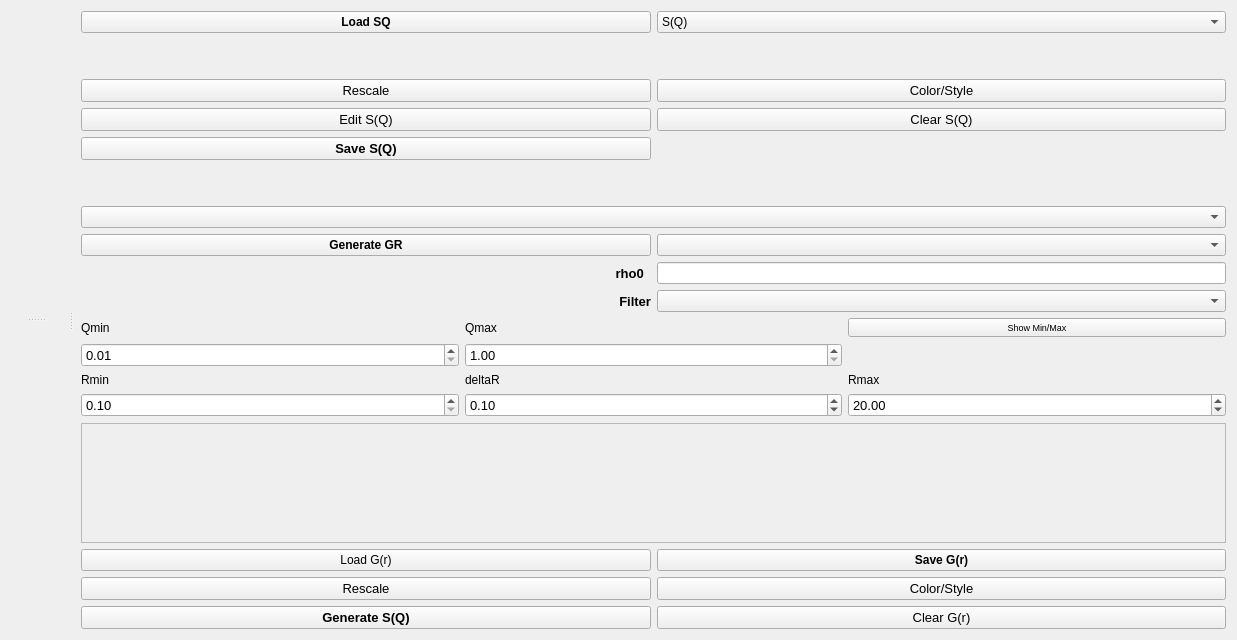
neutrons/addie, file addie/ui/splitui_calculategr_tab.ui: the form before one commit.
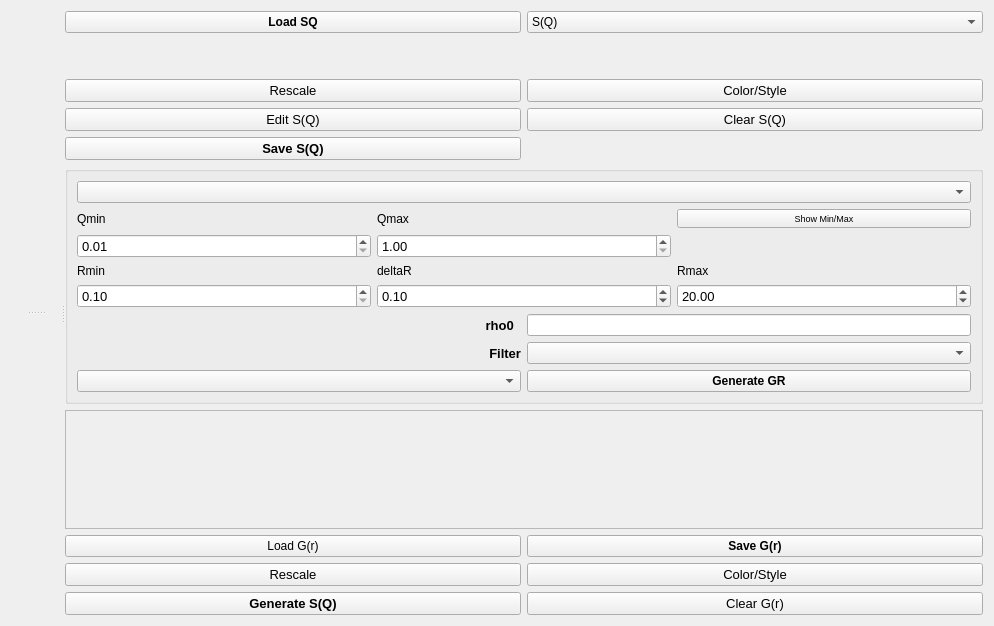
The form after the commit.

Commit message: Improved layout of widgets related to calculation of G(R). Improved the workflow by moving the calculate G(R) button after the options. This refs #207

Patch:
```diff
--- a/addie/ui/splitui_calculategr_tab.ui
+++ b/addie/ui/splitui_calculategr_tab.ui
@@ -6,26 +6,35 @@
    <rect>
     <x>0</x>
     <y>0</y>
-    <width>1237</width>
-    <height>640</height>
+    <width>994</width>
+    <height>622</height>
    </rect>
   </property>
   <property name="windowTitle">
    <string>Form</string>
   </property>
-  <layout class="QVBoxLayout" name="verticalLayout">
+  <layout class="QVBoxLayout" name="verticalLayout_2">
    <item>
-    <widget class="QSplitter" name="splitter_5">
+    <widget class="QSplitter" name="splitter">
+     <property name="sizePolicy">
+      <sizepolicy hsizetype="Preferred" vsizetype="Preferred">
+       <horstretch>0</horstretch>
+       <verstretch>0</verstretch>
+      </sizepolicy>
+     </property>
      <property name="lineWidth">
-      <number>8</number>
+      <number>1</number>
      </property>
      <property name="orientation">
       <enum>Qt::Horizontal</enum>
      </property>
-     <property name="handleWidth">
-      <number>20</number>
-     </property>
      <widget class="QSplitter" name="splitter_4">
+      <property name="sizePolicy">
+       <sizepolicy hsizetype="Expanding" vsizetype="Expanding">
+        <horstretch>0</horstretch>
+        <verstretch>0</verstretch>
+       </sizepolicy>
+      </property>
       <property name="orientation">
        <enum>Qt::Vertical</enum>
       </property>
@@ -58,9 +67,7 @@
        </property>
       </widget>
      </widget>
-     <widget class="QWidget" name="layoutWidget">
-      <layout class="QVBoxLayout" name="verticalLayout_17">
-       <item>
+     <widget class="QWidget" name="">
         <layout class="QVBoxLayout" name="verticalLayout_42">
          <item>
           <layout class="QGridLayout" name="gridLayout_18">
@@ -189,102 +196,14 @@
           </layout>
          </item>
          <item>
-          <spacer name="verticalSpacer_36">
-           <property name="orientation">
-            <enum>Qt::Vertical</enum>
-           </property>
-           <property name="sizeType">
-            <enum>QSizePolicy::Preferred</enum>
-           </property>
-           <property name="sizeHint" stdset="0">
-            <size>
-             <width>20</width>
-             <height>40</height>
-            </size>
-           </property>
-          </spacer>
-         </item>
+        <widget class="QGroupBox" name="groupBox">
+         <property name="title">
+          <string/>
+         </property>
+         <layout class="QVBoxLayout" name="verticalLayout">
          <item>
           <widget class="QComboBox" name="comboBox_SofQ"/>
          </item>
-         <item>
-          <layout class="QGridLayout" name="gridLayout_2">
-           <item row="0" column="0">
-            <widget class="QPushButton" name="pushButton_generateGR">
-             <property name="font">
-              <font>
-               <weight>75</weight>
-               <bold>true</bold>
-              </font>
-             </property>
-             <property name="text">
-              <string>Generate GR</string>
-             </property>
-            </widget>
-           </item>
-           <item row="0" column="1">
-            <widget class="QComboBox" name="comboBox_pdfType">
-             <property name="toolTip">
-              <string>&lt;html&gt;&lt;head/&gt;&lt;body&gt;&lt;p&gt;PDF Type&lt;/p&gt;&lt;/body&gt;&lt;/html&gt;</string>
-             </property>
-            </widget>
-           </item>
-           <item row="2" column="0">
-            <layout class="QHBoxLayout" name="horizontalLayout_18">
-             <item>
-              <widget class="QLabel" name="label_4">
-               <property name="font">
-                <font>
-                 <pointsize>10</pointsize>
-                 <weight>75</weight>
-                 <bold>true</bold>
-                </font>
-               </property>
-               <property name="layoutDirection">
-                <enum>Qt::LeftToRight</enum>
-               </property>
-               <property name="text">
-                <string>rho0  </string>
-               </property>
-               <property name="alignment">
-                <set>Qt::AlignRight|Qt::AlignTrailing|Qt::AlignVCenter</set>
-               </property>
-              </widget>
-             </item>
-            </layout>
-           </item>
-           <item row="2" column="1">
-            <widget class="QLineEdit" name="lineEdit_rho">
-             <property name="sizePolicy">
-              <sizepolicy hsizetype="Ignored" vsizetype="Fixed">
-               <horstretch>0</horstretch>
-               <verstretch>0</verstretch>
-              </sizepolicy>
-             </property>
-            </widget>
-           </item>
-           <item row="3" column="1">
-            <widget class="QComboBox" name="comboBox_pdfCorrection"/>
-           </item>
-           <item row="3" column="0">
-            <widget class="QLabel" name="label_filter">
-             <property name="font">
-              <font>
-               <pointsize>10</pointsize>
-               <weight>75</weight>
-               <bold>true</bold>
-              </font>
-             </property>
-             <property name="text">
-              <string>Filter</string>
-             </property>
-             <property name="alignment">
-              <set>Qt::AlignRight|Qt::AlignTrailing|Qt::AlignVCenter</set>
-             </property>
-            </widget>
-           </item>
-          </layout>
-         </item>
          <item>
           <layout class="QGridLayout" name="gridLayout_4">
            <item row="0" column="0">
@@ -354,10 +273,6 @@
            </item>
           </layout>
          </item>
-        </layout>
-       </item>
-       <item>
-        <layout class="QVBoxLayout" name="verticalLayout_43">
          <item>
           <layout class="QGridLayout" name="gridLayout_5">
            <item row="0" column="1">
@@ -441,6 +356,91 @@
           </layout>
          </item>
          <item>
+           <layout class="QGridLayout" name="gridLayout_2">
+            <item row="2" column="1">
+             <widget class="QComboBox" name="comboBox_pdfCorrection"/>
+            </item>
+            <item row="1" column="1">
+             <widget class="QLineEdit" name="lineEdit_rho">
+              <property name="sizePolicy">
+               <sizepolicy hsizetype="Ignored" vsizetype="Fixed">
+                <horstretch>0</horstretch>
+                <verstretch>0</verstretch>
+               </sizepolicy>
+              </property>
+             </widget>
+            </item>
+            <item row="2" column="0">
+             <widget class="QLabel" name="label_filter">
+              <property name="font">
+               <font>
+                <pointsize>10</pointsize>
+                <weight>75</weight>
+                <bold>true</bold>
+               </font>
+              </property>
+              <property name="text">
+               <string>Filter</string>
+              </property>
+              <property name="alignment">
+               <set>Qt::AlignRight|Qt::AlignTrailing|Qt::AlignVCenter</set>
+              </property>
+             </widget>
+            </item>
+            <item row="1" column="0">
+             <layout class="QHBoxLayout" name="horizontalLayout_18">
+              <item>
+               <widget class="QLabel" name="label_4">
+                <property name="font">
+                 <font>
+                  <pointsize>10</pointsize>
+                  <weight>75</weight>
+                  <bold>true</bold>
+                 </font>
+                </property>
+                <property name="layoutDirection">
+                 <enum>Qt::LeftToRight</enum>
+                </property>
+                <property name="text">
+                 <string>rho0  </string>
+                </property>
+                <property name="alignment">
+                 <set>Qt::AlignRight|Qt::AlignTrailing|Qt::AlignVCenter</set>
+                </property>
+               </widget>
+              </item>
+             </layout>
+            </item>
+           </layout>
+          </item>
+          <item>
+           <layout class="QHBoxLayout" name="horizontalLayout">
+            <item>
+             <widget class="QComboBox" name="comboBox_pdfType">
+              <property name="toolTip">
+               <string>&lt;html&gt;&lt;head/&gt;&lt;body&gt;&lt;p&gt;PDF Type&lt;/p&gt;&lt;/body&gt;&lt;/html&gt;</string>
+              </property>
+             </widget>
+            </item>
+            <item>
+             <widget class="QPushButton" name="pushButton_generateGR">
+              <property name="font">
+               <font>
+                <weight>75</weight>
+                <bold>true</bold>
+               </font>
+              </property>
+              <property name="text">
+               <string>Generate GR</string>
+              </property>
+             </widget>
+            </item>
+           </layout>
+          </item>
+         </layout>
+        </widget>
+       </item>
+       <item>
           <widget class="QFrame" name="frame_treeWidget_grWsList">
            <property name="sizePolicy">
             <sizepolicy hsizetype="Preferred" vsizetype="Expanding">
@@ -527,8 +527,6 @@
               <string>Generate S(Q)</string>
              </property>
             </widget>
-           </item>
-          </layout>
          </item>
         </layout>
        </item>
```
Lines whose indentation alone changed are shown as unchanged. The commit also changes 3 other files.
